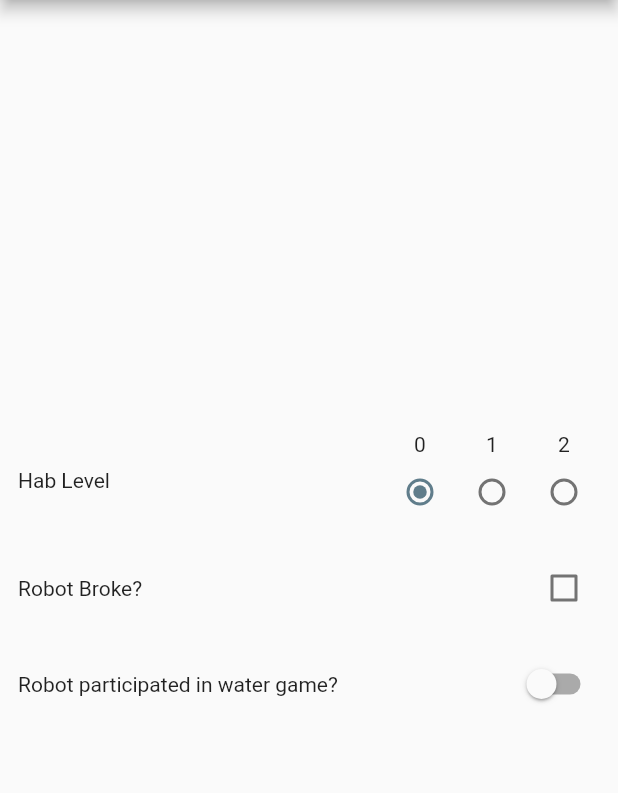
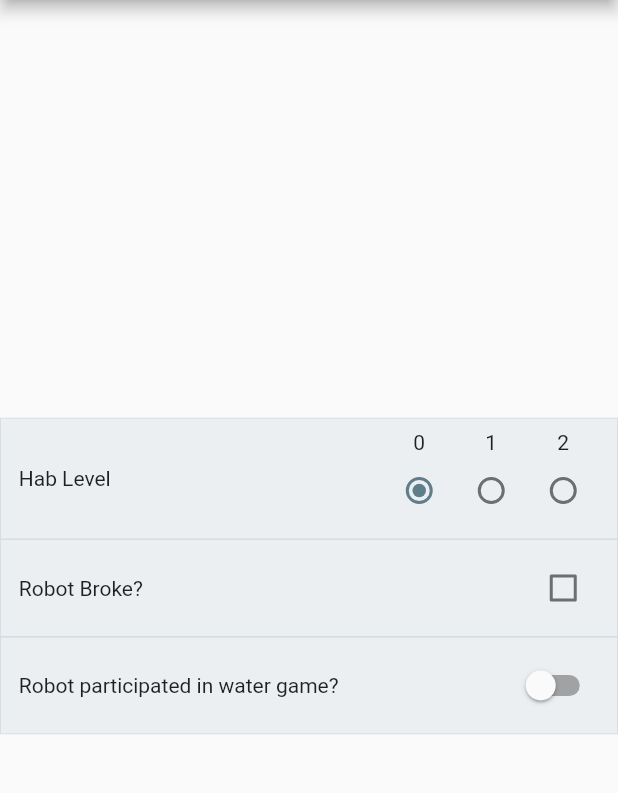
Before and after one commit to cjohnson/dreadscout, a Flutter app: the screen it shows after launch, on a phone screen of 412 x 824 dp, the part 84-877 px from its top. Run offline on Flutter 3.47's test engine with Material 2 defaults, Android fonts, the phone set to English and light mode, and no system bars.

Commit message:
Add basic Form Element Border

```diff
--- a/lib/form/element/input_form_element.dart
+++ b/lib/form/element/input_form_element.dart
@@ -51,6 +51,14 @@ abstract class InputFormElement extends StatefulWidget {
         top: InputFormElement.containerTopBottomPadding,
         bottom: InputFormElement.containerTopBottomPadding,
       ),
+      decoration: BoxDecoration(
+        color: Colors.blueGrey[50],
+        border: Border.all(
+          color: Colors.blueGrey[100],
+          width: 0.5,
+          style: BorderStyle.solid
+        )
+      ),
       child: Row(
         mainAxisAlignment: MainAxisAlignment.spaceBetween,
         children: <Widget>[
```
